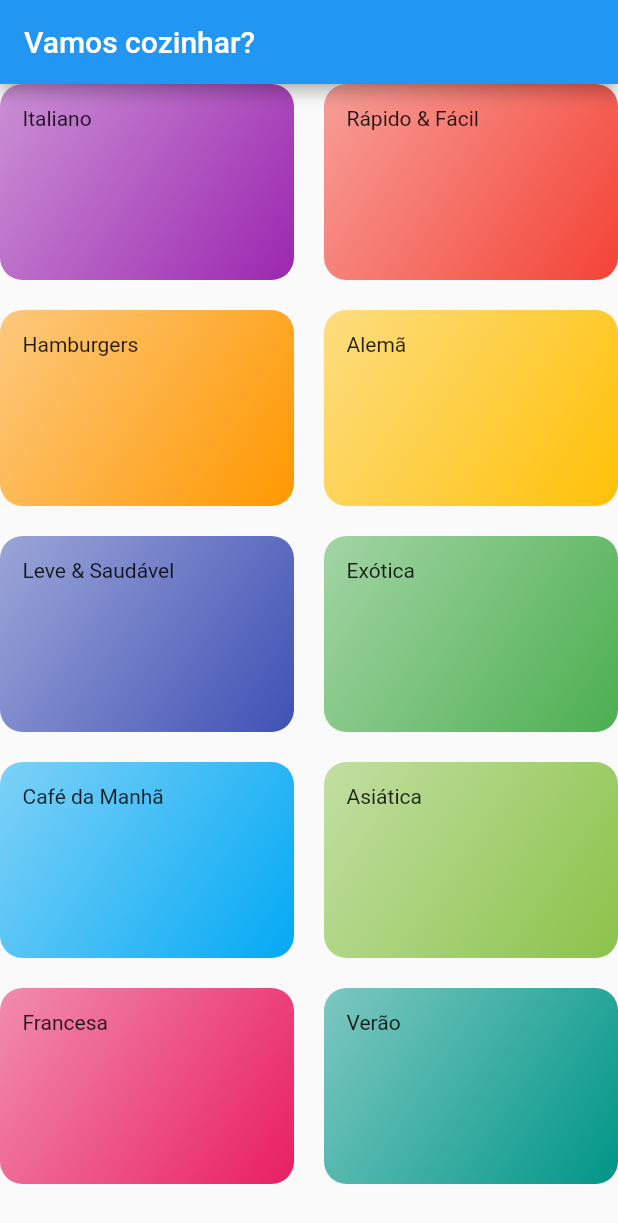
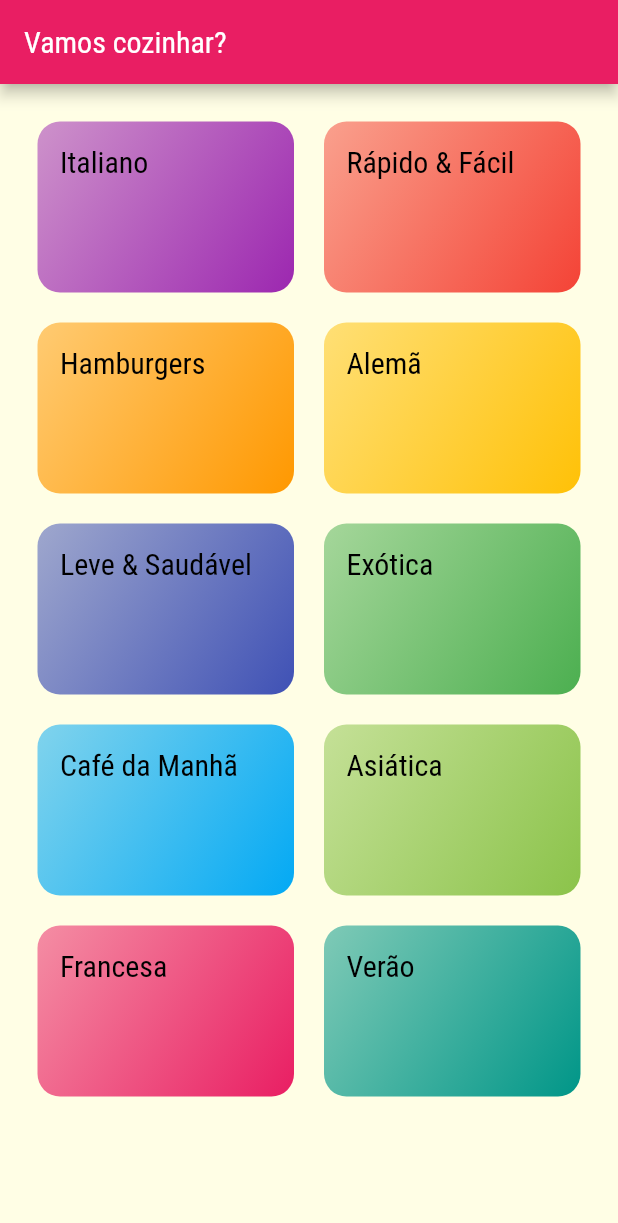
Before and after one commit to WellysonP/meals, a Flutter app: the screen it shows after launch, on a phone screen of 412 x 824 dp. Shown: the top 1223 px of the screen. Run offline on Flutter 3.47's test engine with Material 2 defaults, Android fonts, the phone set to English and light mode, and no system bars.

Commit message:
adicionado configurações ThemeData inicial

```diff
--- a/lib/componentes/category_item.dart
+++ b/lib/componentes/category_item.dart
@@ -11,8 +11,11 @@ class CategoryItem extends StatelessWidget {
   @override
   Widget build(BuildContext context) {
     return Container(
-      padding: EdgeInsets.all(15),
-      child: Text(category.title),
+      padding: const EdgeInsets.all(15),
+      child: Text(
+        category.title,
+        style: Theme.of(context).textTheme.headline6,
+      ),
       decoration: BoxDecoration(
           borderRadius: BorderRadius.circular(15),
           gradient: LinearGradient(
--- a/lib/main.dart
+++ b/lib/main.dart
@@ -6,10 +6,26 @@ void main() => runApp(MyApp());
 class MyApp extends StatelessWidget {
   @override
   Widget build(BuildContext context) {
+    //Definição de propriedades globais de Theme
+    final ThemeData theme = ThemeData(
+      canvasColor: Color.fromRGBO(255, 254, 229, 1),
+      fontFamily: 'Raleway',
+    );
     return MaterialApp(
       title: 'DeliMeals',
-      theme: ThemeData(
-        primarySwatch: Colors.blue,
+      //Definições pontuais mais utilizadas de Theme
+      theme: theme.copyWith(
+        colorScheme: theme.colorScheme.copyWith(
+          primary: Colors.pink,
+          secondary: Colors.amberAccent,
+        ),
+        textTheme: theme.textTheme.copyWith(
+          headline6: TextStyle(
+            fontFamily: 'RobotoCondensed',
+            color: Colors.black,
+            fontSize: 20,
+          ),
+        ),
       ),
       home: CategoriesScreen(),
     );
--- a/lib/screens/categories_screen.dart
+++ b/lib/screens/categories_screen.dart
@@ -8,6 +8,7 @@ class CategoriesScreen extends StatelessWidget {
     return Scaffold(
       appBar: AppBar(title: Text("Vamos cozinhar?")),
       body: GridView(
+        padding: const EdgeInsets.all(25),
         gridDelegate: SliverGridDelegateWithMaxCrossAxisExtent(
             maxCrossAxisExtent: 200,
             childAspectRatio: 3 / 2,
```
Also changed, not shown: pubspec.yaml (+20 -6 lines), assets/fonts/Raleway-Black.ttf (added), assets/fonts/Raleway-Bold.ttf (added), assets/fonts/Raleway-Regular.ttf (added), assets/fonts/RobotoCondensed-Bold.ttf (added), assets/fonts/RobotoCondensed-Italic.ttf (added), assets/fonts/RobotoCondensed-Light.ttf (added), assets/fonts/RobotoCondensed-Regular.ttf (added).
